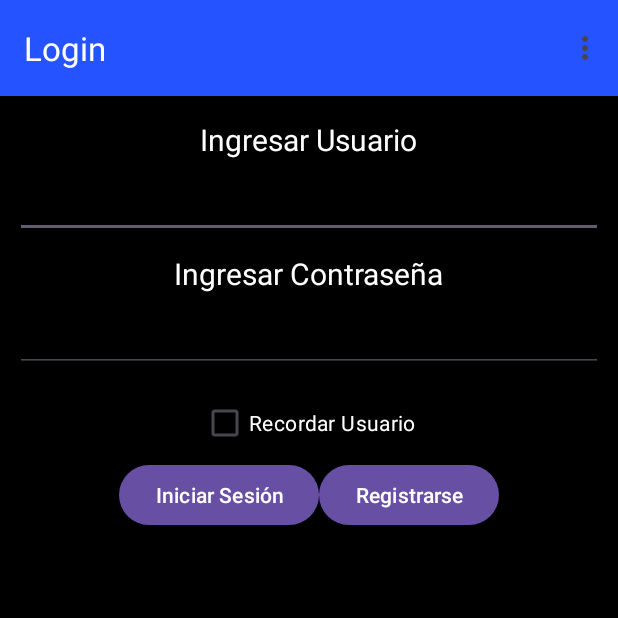
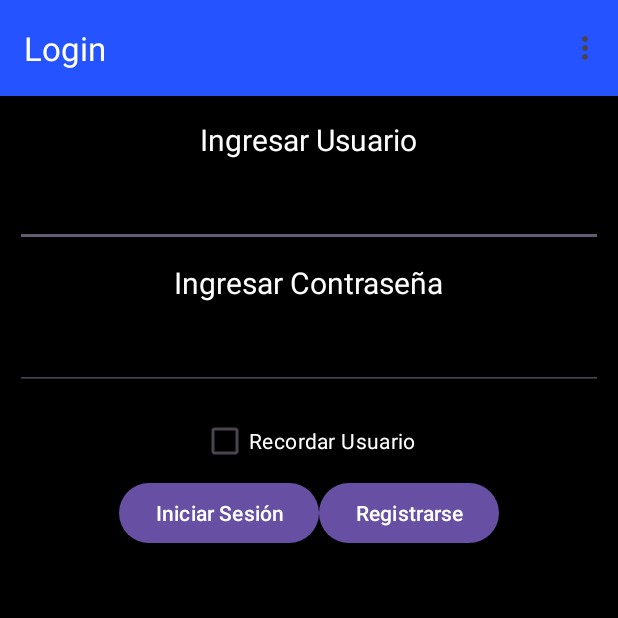
Before and after one commit to agustinotero774/tp2024, an Android app: the screen it shows after launch (LoginActivity), on a phone screen of 412 x 824 dp, the top half of it. Run offline under Robolectric (Android 15) with nearby library versions, the phone set to English and light mode, and no system bars.

```diff
--- a/app/src/main/java/com/example/tp2024/LoginActivity.kt
+++ b/app/src/main/java/com/example/tp2024/LoginActivity.kt
@@ -61,7 +61,6 @@ class LoginActivity : AppCompatActivity() {
             }
         val intent = Intent(this,MainActivity::class.java)
             intent.putExtra("NOMBRE",usuario)
-
             startActivity(intent)
             finish()
 
--- a/app/src/main/res/layout/activity_login.xml
+++ b/app/src/main/res/layout/activity_login.xml
@@ -26,13 +26,13 @@
 
     <EditText
         android:id="@+id/etUsuario"
-        android:textColor="@color/white"
         android:layout_width="match_parent"
         android:layout_height="wrap_content"
+        android:layout_margin="10dp"
+        android:minHeight="48dp"
+        android:textColor="@color/white"
         android:textSize="15sp"
-        android:layout_margin="10dp"
-        tools:text="Usuario"
-        />
+        tools:text="Usuario" />
     <TextView
         android:textColor="@color/white"
         android:layout_width="wrap_content"
@@ -40,16 +40,17 @@
         android:text="Ingresar Contraseña"
         android:textSize="20sp"
         />
+
     <EditText
         android:id="@+id/etPassword"
-        android:textColor="@color/white"
         android:layout_width="match_parent"
         android:layout_height="wrap_content"
-        android:textSize="15sp"
         android:layout_margin="10dp"
         android:inputType="textPassword"
-        tools:text="Prueba"
-        />
+        android:minHeight="48dp"
+        android:textColor="@color/white"
+        android:textSize="15sp"
+        tools:text="Prueba" />
     <CheckBox
         android:id="@+id/cbRecordarUsuario"
         android:layout_width="wrap_content"
```
